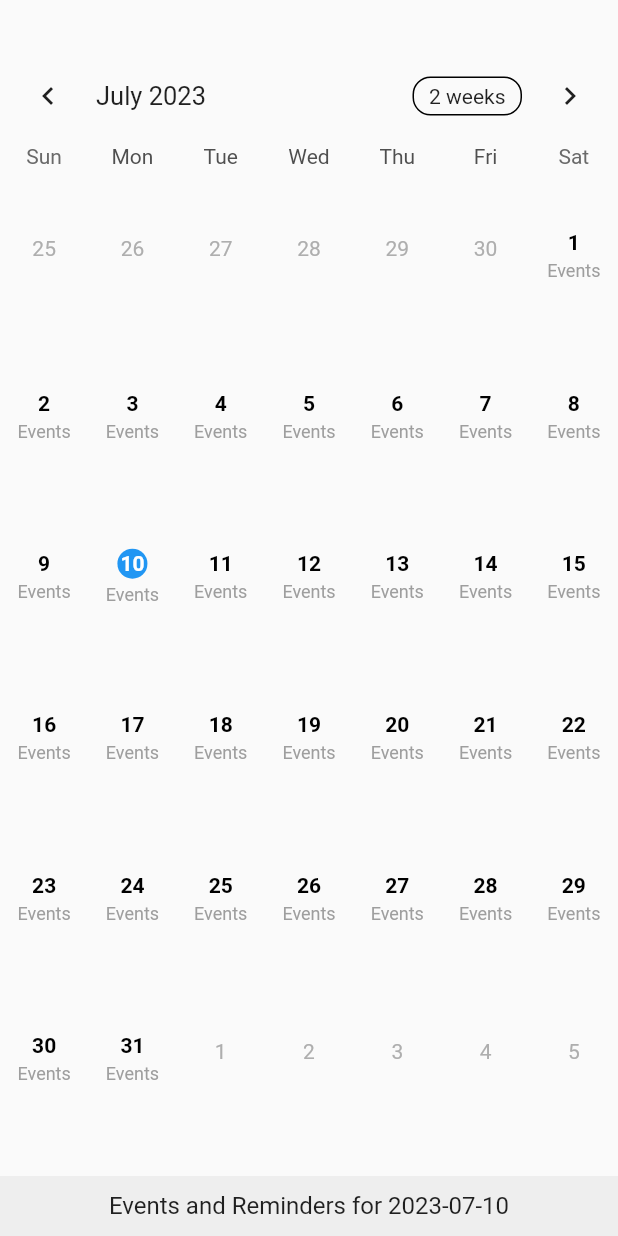
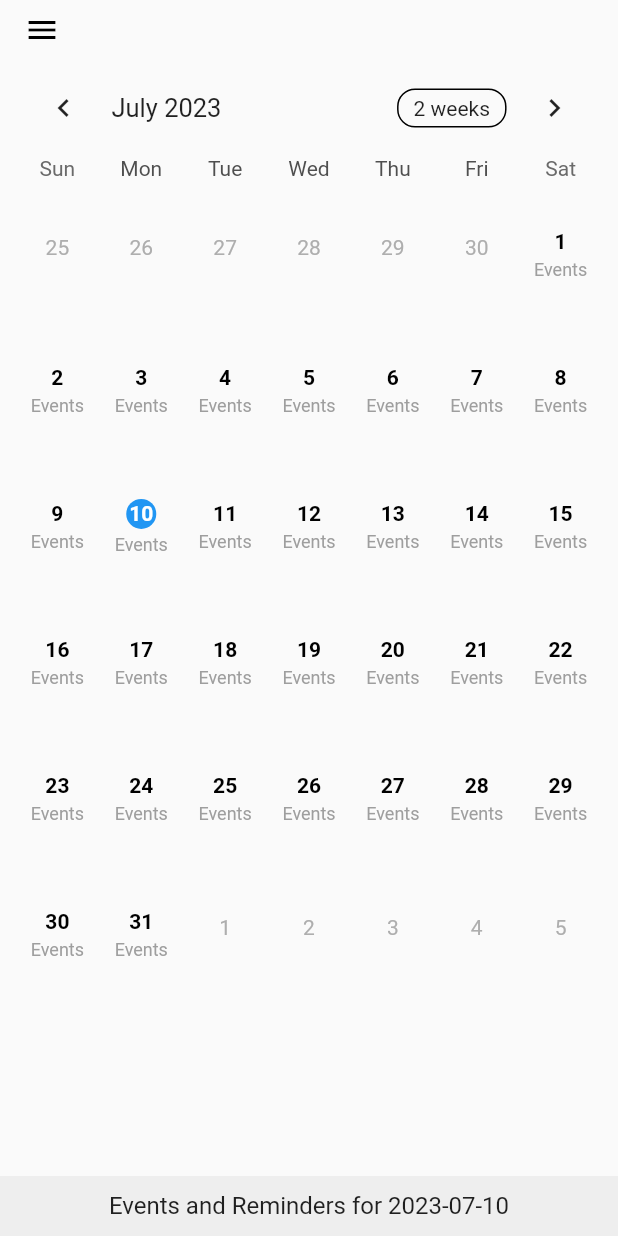
Before and after one commit to SLE-Sriracha/SLE_APP, a Flutter app: the screen it shows after launch, on a phone screen of 412 x 824 dp. Run offline on Flutter 3.47's test engine with Material 2 defaults, Android fonts, the phone set to English and light mode, and no system bars; drawn by our look-alikes of table_calendar.

Commit message:
My Page first draft

```diff
--- a/lib/components/calendarComponent.dart
+++ b/lib/components/calendarComponent.dart
@@ -16,17 +16,20 @@ class _calendarComponentState extends State<calendarComponent> {
   @override
   Widget build(BuildContext context) {
     return Scaffold(
-      body: Column(
+      body: Center(
+        child: SizedBox(
+          width: MediaQuery.sizeOf(context).width * 0.95,
+          child: Column(
             crossAxisAlignment: CrossAxisAlignment.center,
             mainAxisAlignment: MainAxisAlignment.start,
             children: [
-          SizedBox(height: 32),
+              SizedBox(height: 5),
               TableCalendar(
                 calendarFormat: _calendarFormat,
                 focusedDay: _focusedDay,
                 firstDay: DateTime(2023),
                 lastDay: DateTime(2030),
-            rowHeight: MediaQuery.of(context).size.height * 0.13,
+                rowHeight: MediaQuery.of(context).size.height * 0.11,
                 onFormatChanged: (format) {
                   setState(() {
                     _calendarFormat = format;
@@ -180,6 +183,8 @@ class _calendarComponentState extends State<calendarComponent> {
               ),
             ],
           ),
+        ),
+      ),
       bottomNavigationBar: Container(
         height: 40,
         color: Colors.grey[200],
--- a/lib/main.dart
+++ b/lib/main.dart
@@ -1,5 +1,7 @@
+import 'package:app/pages/myPage.dart';
 import 'package:flutter/material.dart';
 import 'pages/homePage.dart';
+import 'pages/myPage.dart';
 
 void main() {
   runApp(MainApp());
@@ -15,6 +17,11 @@ class MainApp extends StatelessWidget {
       ),
       debugShowCheckedModeBanner: false,
       home: HomePage(),
+      initialRoute: '/home',
+      routes: {
+        '/home': (context) => HomePage(),
+        '/mypage': (context) => MyPage(),
+      },
     );
   }
 }
--- a/lib/pages/homePage.dart
+++ b/lib/pages/homePage.dart
@@ -10,6 +10,37 @@ class _HomePageState extends State<HomePage> {
   @override
   Widget build(BuildContext context) {
     return Scaffold(
+      appBar: AppBar(
+        backgroundColor: Colors.transparent,
+        elevation: 0.0,
+        iconTheme: const IconThemeData(color: Colors.black),
+        toolbarHeight: 35,
+      ),
+      drawer: Drawer(
+        child: ListView(
+          children: [
+            const DrawerHeader(
+              decoration: BoxDecoration(
+                color: Colors.grey,
+              ),
+              child: Text('Drawer Header'),
+            ),
+            ListTile(
+              title: const Text('My Page'),
+              onTap: () {
+                Navigator.pushNamed(context, '/mypage');
+              },
+            ),
+            // ListTile(
+            //   title: const Text('Item 2'),
+            //   onTap: () {
+            //     // Update the state of the app.
+            //     // ...
+            //   },
+            // ),
+          ],
+        ),
+      ),
       body: calendarComponent(),
     );
   }
--- a/pubspec.yaml
+++ b/pubspec.yaml
@@ -60,9 +60,8 @@ flutter:
   uses-material-design: true
 
   # To add assets to your application, add an assets section, like this:
-  # assets:
-  #   - images/a_dot_burr.jpeg
-  #   - images/a_dot_ham.jpeg
+  assets:
+    - assets/myPage_testPic.jpg
 
   # An image asset can refer to one or more resolution-specific "variants", see
   # https://flutter.dev/assets-and-images/#resolution-aware
```
Also changed, not shown: lib/pages/myPage.dart (added, +68 -0 lines), assets/myPage_testPic.jpg (added). Lines whose indentation alone changed are shown as unchanged.
